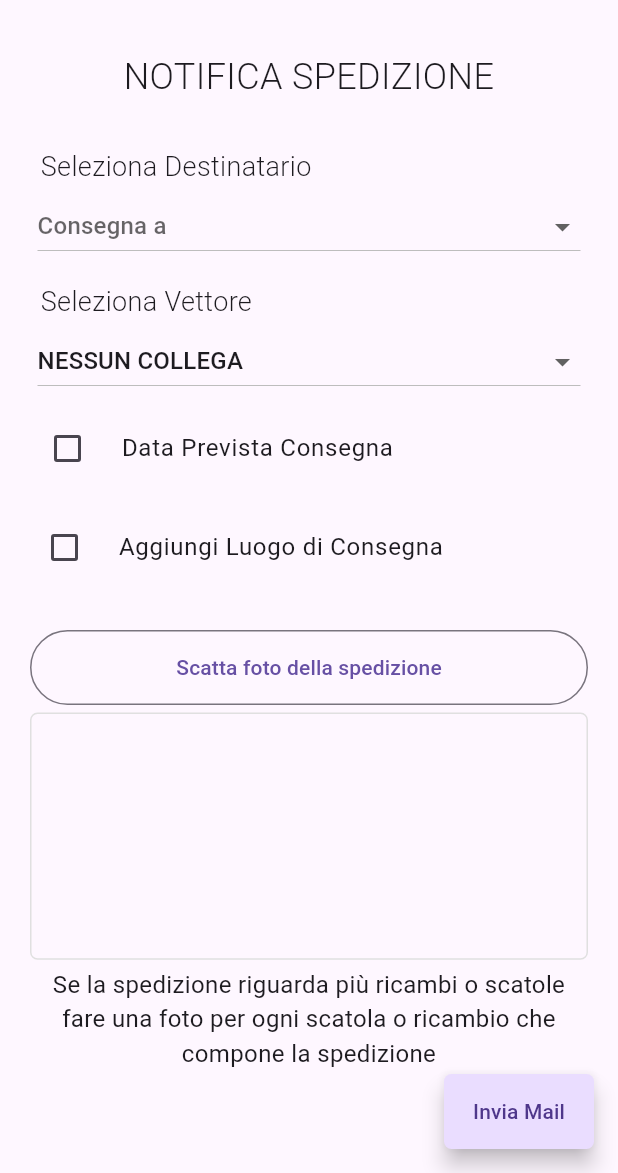
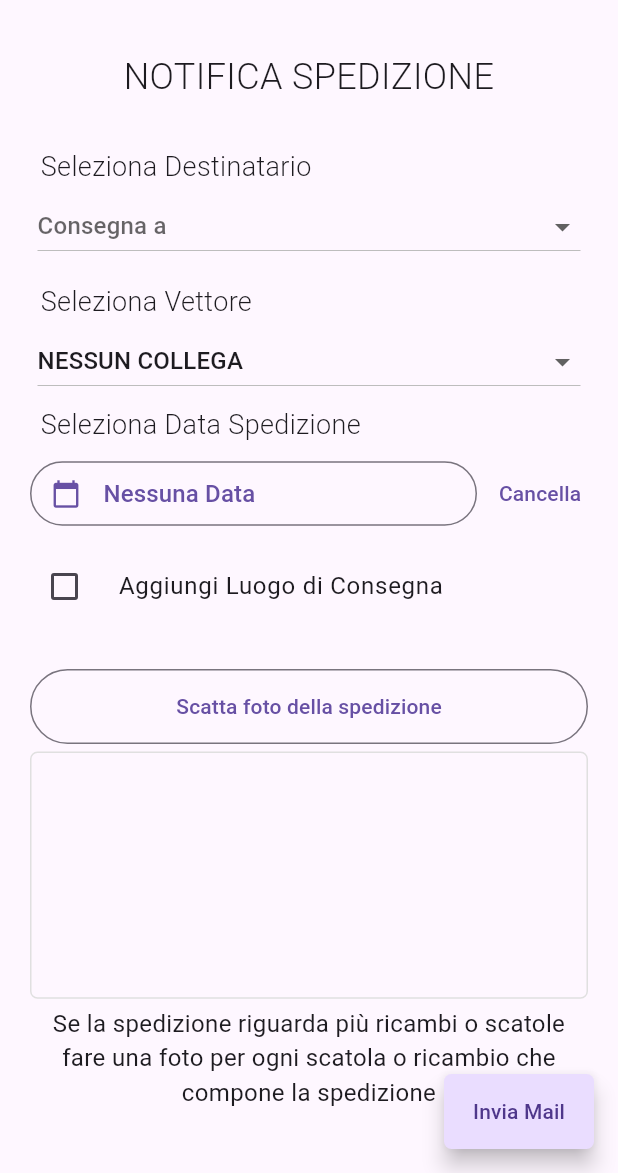
Before and after one commit to GabryLinux/GestoreRicambi, a Flutter app: the NotificaSpedizione screen opened directly, on a phone screen of 412 x 824 dp, the part 63-1236 px from its top. Run offline on Flutter 3.47's test engine with Material 3 defaults, Android fonts, the phone set to English and light mode, and no system bars; our stand-ins replace cloud_firestore, firebase_core, image_picker, shared_preferences; missing offline and left inert: flutter_email_sender, simple_barcode_scanner; accounts and stored records are empty.

Commit message:
FEATURE: Migliorato il componente datePicker

```diff
--- a/lib/widgets/InviaRicambiMagazzinoRC/InviaRicambiMagazzinoRC.dart
+++ b/lib/widgets/InviaRicambiMagazzinoRC/InviaRicambiMagazzinoRC.dart
@@ -100,9 +100,8 @@ class _InviaRicambiMagazzinoRCState extends State<InviaRicambiMagazzinoRC> {
             child: Text(luogoCheck ? "Inserisci Luogo" : "Invia Mail"),
             onPressed: () async {
               var dati = context.read<DatiInviaRicambiAMagazzinoRCProvider>();
-              context
-                  .read<DatiInviaRicambiAMagazzinoRCProvider>()
-                  .updateConsegnaCollega(widget.vettoreWidget.getCollega!);
+              dati.reset();
+              dati.updateConsegnaCollega(widget.vettoreWidget.getCollega!);
               dati.addFotoRicambi(widget.FotoPath);
               if (luogoCheck) {
                 Navigator.of(context).push(MaterialPageRoute(
--- a/lib/widgets/NotificaSpedizione/DatePicking.dart
+++ b/lib/widgets/NotificaSpedizione/DatePicking.dart
@@ -11,27 +11,24 @@ class DatePickingWidget extends StatefulWidget {
 }
 
 class _DatePickingWidgetState extends State<DatePickingWidget> {
-
-
   @override
   Widget build(BuildContext context) {
-    return Column(
+    return Container(
+      padding: EdgeInsets.symmetric(horizontal: 0, vertical: 2),
+      child: Column(
         crossAxisAlignment: CrossAxisAlignment.stretch,
         children: [
-        CheckboxListTile(
-          contentPadding: EdgeInsets.symmetric(horizontal: 5, vertical: 3),
-          controlAffinity: ListTileControlAffinity.leading,
-          value: widget.isDateSelected,
-          onChanged: (bool? value) {
-            setState(() {
-              widget.isDateSelected = value!;
-            });
-          },
-          title: Text("Data Prevista Consegna"),
+          Container(
+            margin: EdgeInsets.only(left: 7),
+            child: Text(
+              "Seleziona Data Spedizione",
+              style: TextStyle(fontSize: 18, fontWeight: FontWeight.w300),
             ),
-        Visibility(
-            visible: widget.isDateSelected,
-            child: OutlinedButton(
+          ),
+          Padding(padding: EdgeInsets.symmetric(vertical: 4)),
+          Row(
+            children: [
+              Flexible(child: OutlinedButton(
             onPressed: () {
               showDatePicker(
                 context: context,
@@ -49,23 +46,42 @@ class _DatePickingWidgetState extends State<DatePickingWidget> {
             style: OutlinedButton.styleFrom(
               padding: EdgeInsets.symmetric(
                 horizontal: 14, // padding interno del bottone
+                vertical: 10,
+              ),
+            ),
+            child: Row(
+              children: [
+                Icon(Icons.calendar_today, size: 20,),
+                SizedBox(
+                    width: 15), // distanza personalizzata tra icona e testo
+                Text(
+                  widget.selectedDate != null
+                      ? "${widget.selectedDate!.day}/${widget.selectedDate!.month}/${widget.selectedDate!.year}"
+                      : "Nessuna Data",
+                  style: TextStyle(fontSize: 16),
+                ),
+              ],
+            ),
+          )),
+          Padding(padding: EdgeInsets.symmetric(horizontal: 5)),
+          TextButton(
+            onPressed: () {
+              setState(() {
+                widget.selectedDate = null;
+              });
+            },
+            child: Text("Cancella"),
+            style: TextButton.styleFrom(
+              padding: EdgeInsets.symmetric(
+                horizontal: 0,
                 vertical: 15,
               ),
             ),
-              child: Row(
-
-                children: [
-                  Icon(Icons.calendar_today),
-                  SizedBox(
-                      width: 23), // distanza personalizzata tra icona e testo
-                  Text(widget.selectedDate != null
-                      ? "${widget.selectedDate!.day}/${widget.selectedDate!.month}/${widget.selectedDate!.year}"
-                      : "Seleziona Data", style: TextStyle(fontSize: 16),),
+          )
+            ],
+          )
         ],
       ),
-            )
-          )
-      ],
     );
   }
 }
```
Lines whose indentation alone changed are shown as unchanged.
